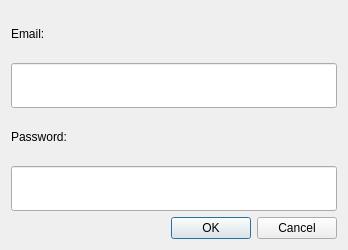
The window that LDMP/gui/DlgSettingsLogin.ui (ConservationInternational/trends.earth) describes before a commit, drawn with Qt 5.
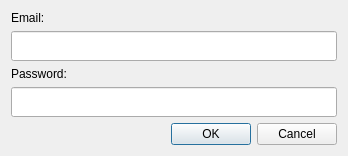
The same window after the commit.

```diff
--- a/LDMP/gui/DlgSettingsLogin.ui
+++ b/LDMP/gui/DlgSettingsLogin.ui
@@ -7,11 +7,11 @@
     <x>0</x>
     <y>0</y>
     <width>348</width>
-    <height>250</height>
+    <height>151</height>
    </rect>
   </property>
   <property name="sizePolicy">
-   <sizepolicy hsizetype="Fixed" vsizetype="Fixed">
+   <sizepolicy hsizetype="Fixed" vsizetype="Minimum">
     <horstretch>0</horstretch>
     <verstretch>0</verstretch>
    </sizepolicy>
```
